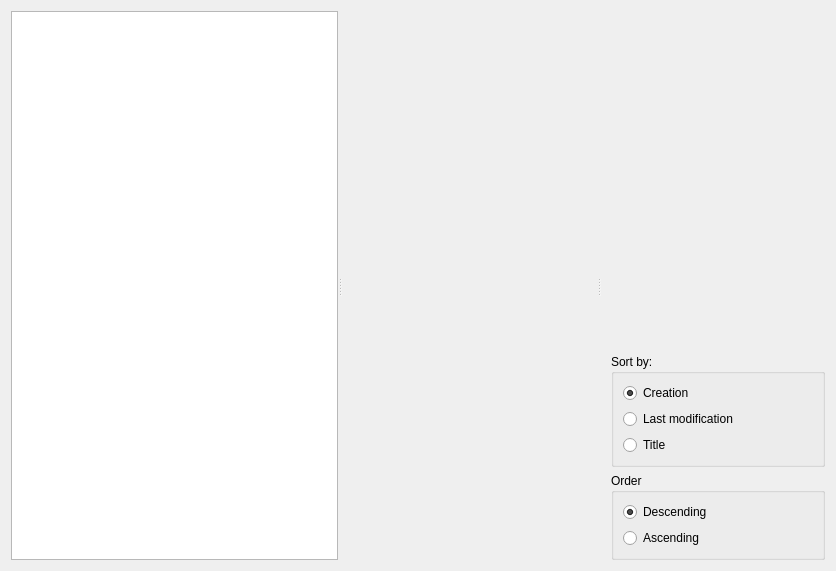
Qt form forms/NotesDisplayingTab.ui (Patryk-Trojak/Notes) before a commit.
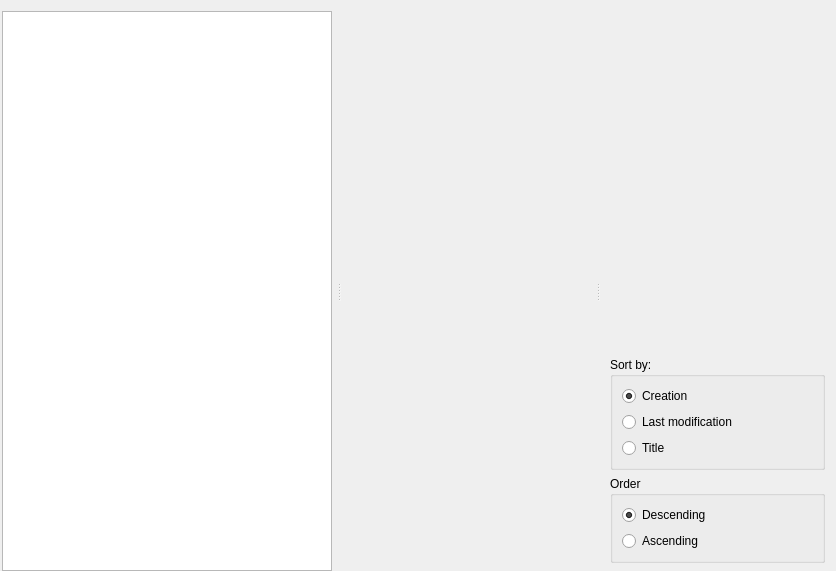
The same form after that commit. Icons and pictures are not drawn. Custom widgets are drawn as their Qt base class.

Commit message: Tweak the layout in NotesDisplayingTab

The edit to the form file:
```diff
--- a/forms/NotesDisplayingTab.ui
+++ b/forms/NotesDisplayingTab.ui
@@ -20,6 +20,12 @@
    <string>Form</string>
   </property>
   <layout class="QVBoxLayout" name="verticalLayout_5">
+   <property name="leftMargin">
+    <number>2</number>
+   </property>
+   <property name="bottomMargin">
+    <number>0</number>
+   </property>
    <item>
     <widget class="QSplitter" name="splitter">
      <property name="orientation">
@@ -34,7 +40,7 @@
         <number>0</number>
        </property>
        <property name="rightMargin">
-        <number>0</number>
+        <number>5</number>
        </property>
        <property name="bottomMargin">
         <number>0</number>
@@ -43,7 +49,7 @@
         <widget class="FolderTreeView" name="folderTreeView">
          <property name="minimumSize">
           <size>
-           <width>150</width>
+           <width>175</width>
            <height>0</height>
           </size>
          </property>
@@ -103,7 +109,7 @@
         <number>0</number>
        </property>
        <property name="bottomMargin">
-        <number>0</number>
+        <number>8</number>
        </property>
        <item alignment="Qt::AlignRight">
         <widget class="QPushButton" name="aboutNotes">
```
